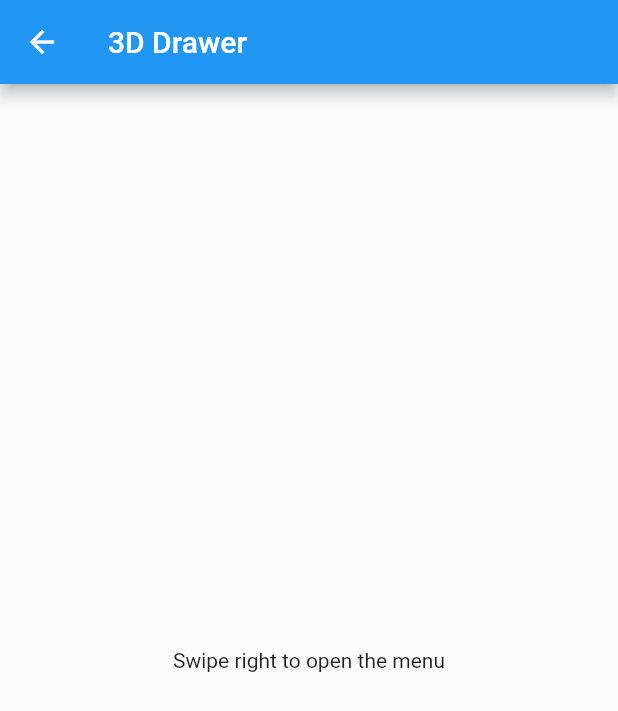
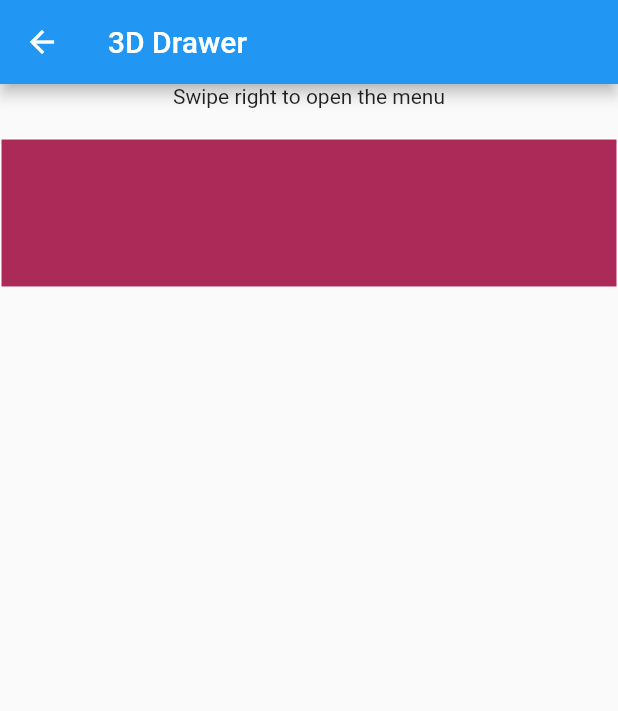
Before and after one commit to rohan165-boop/e-commerse, a Flutter app: the Drawer2dHomeScreen screen opened by its route, on a phone screen of 412 x 824 dp. Shown: the top 711 px of the screen. Run offline on Flutter 3.47's test engine with Material 2 defaults, Android fonts, the phone set to English and light mode, and no system bars; our stand-ins replace audioplayers, equatable, flutter_svg, font_awesome_flutter, glassmorphism, google_nav_bar; missing offline and left inert: image_sequence_animator; project files that could hold a hidden picture were left out.

Commit message:
minor changes

```diff
--- a/lib/custom_practice/image_sequence/dreawe_2d.dart
+++ b/lib/custom_practice/image_sequence/dreawe_2d.dart
@@ -1,7 +1,10 @@
 import 'dart:math';
 
+import 'package:animations/animations.dart';
 import 'package:ecommerse/constants/app_colors.dart';
 import 'package:ecommerse/constants/image_constants.dart';
+import 'package:ecommerse/custom_practice/route_transition/firt_page.dart';
+import 'package:ecommerse/custom_practice/widget_transition/widget/custom_locations_widget2.dart';
 import 'package:flutter/material.dart';
 
 class Drawer2dHomeScreen extends StatefulWidget {
@@ -12,6 +15,8 @@ class Drawer2dHomeScreen extends StatefulWidget {
 }
 
 class _Drawer2dHomeScreenState extends State<Drawer2dHomeScreen> {
+  final ContainerTransitionType _containerTransitionType =
+      ContainerTransitionType.fade;
   double value = 0;
   @override
   Widget build(BuildContext context) {
@@ -136,8 +141,18 @@ class _Drawer2dHomeScreenState extends State<Drawer2dHomeScreen> {
                   appBar: AppBar(
                     title: const Text("3D Drawer"),
                   ),
-                  body: const Center(
-                    child: Text("Swipe right to open the menu"),
+                  body: Column(
+                    children: [
+                      const Text("Swipe right to open the menu"),
+                      const SizedBox(
+                        height: 20,
+                      ),
+                      OpenContainerWidget(
+                          containerTransitionType: _containerTransitionType),
+                      const SizedBox(
+                        height: 20,
+                      ),
+                    ],
                   ),
                 ),
               );
--- a/lib/custom_practice/route_transition/firt_page.dart
+++ b/lib/custom_practice/route_transition/firt_page.dart
@@ -20,7 +20,25 @@ class _FirstPageState extends State<FirstPage> {
         title: const Text("First page"),
       ),
       body: Center(
-        child: OpenContainer(
+        child: OpenContainerWidget(
+            containerTransitionType: _containerTransitionType),
+      ),
+    );
+  }
+}
+
+class OpenContainerWidget extends StatelessWidget {
+  const OpenContainerWidget({
+    Key? key,
+    required ContainerTransitionType containerTransitionType,
+  })  : _containerTransitionType = containerTransitionType,
+        super(key: key);
+
+  final ContainerTransitionType _containerTransitionType;
+
+  @override
+  Widget build(BuildContext context) {
+    return OpenContainer(
       transitionType: _containerTransitionType,
       transitionDuration: const Duration(seconds: 2),
       closedElevation: 0,
@@ -33,8 +51,6 @@ class _FirstPageState extends State<FirstPage> {
         width: double.infinity,
         color: AppColors.appPink,
       ),
-        ),
-      ),
     );
   }
 }
```
Lines whose indentation alone changed are shown as unchanged.
